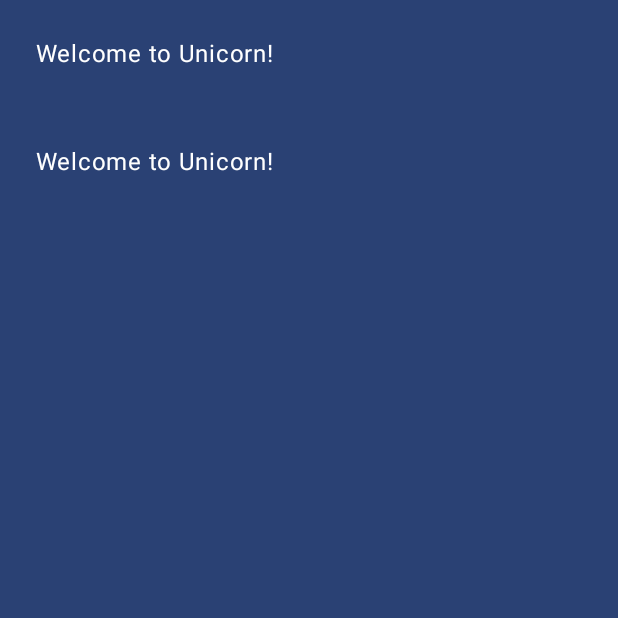
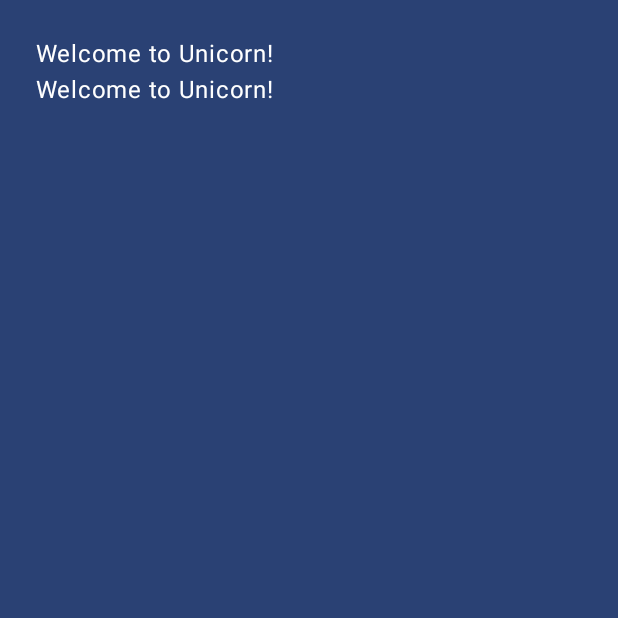
Before and after one commit to arunabhdas/unicorn-android, an Android app built with Jetpack Compose: the screen it shows after launch (MainActivity), on a phone screen of 412 x 824 dp, the top half of it. Run offline under Robolectric (Android 15) with nearby library versions, the phone set to English and light mode, and no system bars.

Commit message:
Adjusted padding

```diff
--- a/unicorn-android/app/src/main/java/app/unicornapp/mobile/android/unicorn/MainActivity.kt
+++ b/unicorn-android/app/src/main/java/app/unicornapp/mobile/android/unicorn/MainActivity.kt
@@ -40,15 +40,13 @@ fun MyApp() {
 @Composable
 fun Greeting(name: String, modifier: Modifier = Modifier) {
     Surface(color = MaterialTheme.colorScheme.primary) {
-        Column {
+        Column(modifier = Modifier.padding(24.dp)) {
             Text(
                 text = "Welcome to $name!",
-                modifier = Modifier.padding(24.dp)
 
             )
             Text(
                 text = "Welcome to $name!",
-                modifier = Modifier.padding(24.dp)
             )
         }
     }
```
